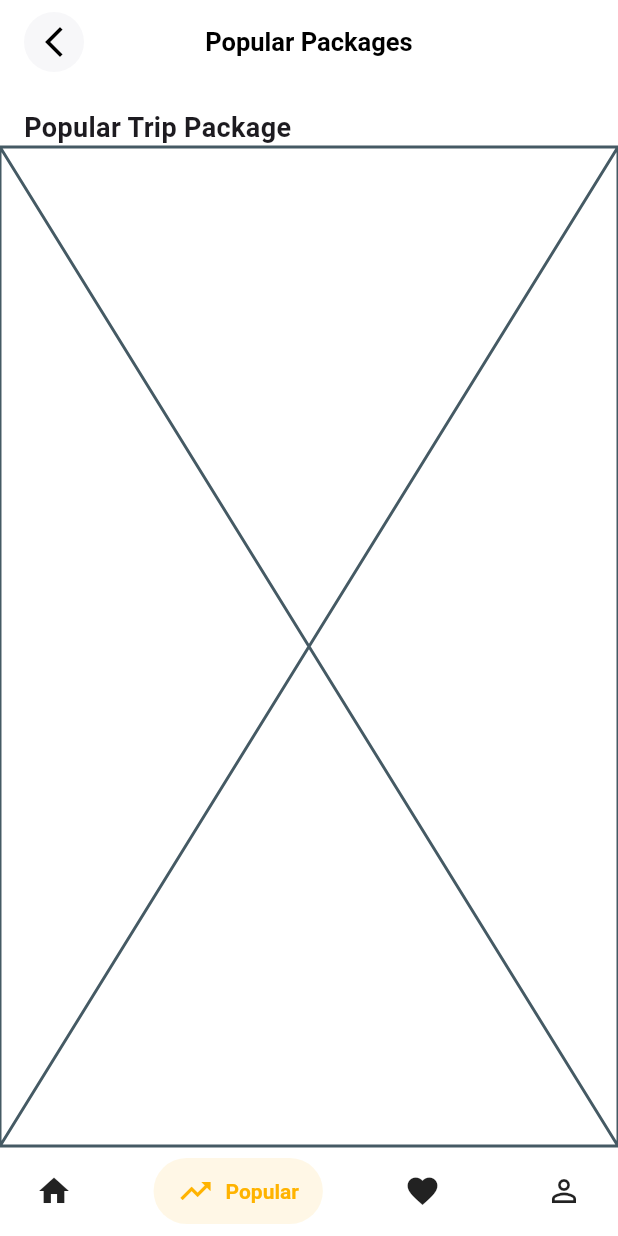
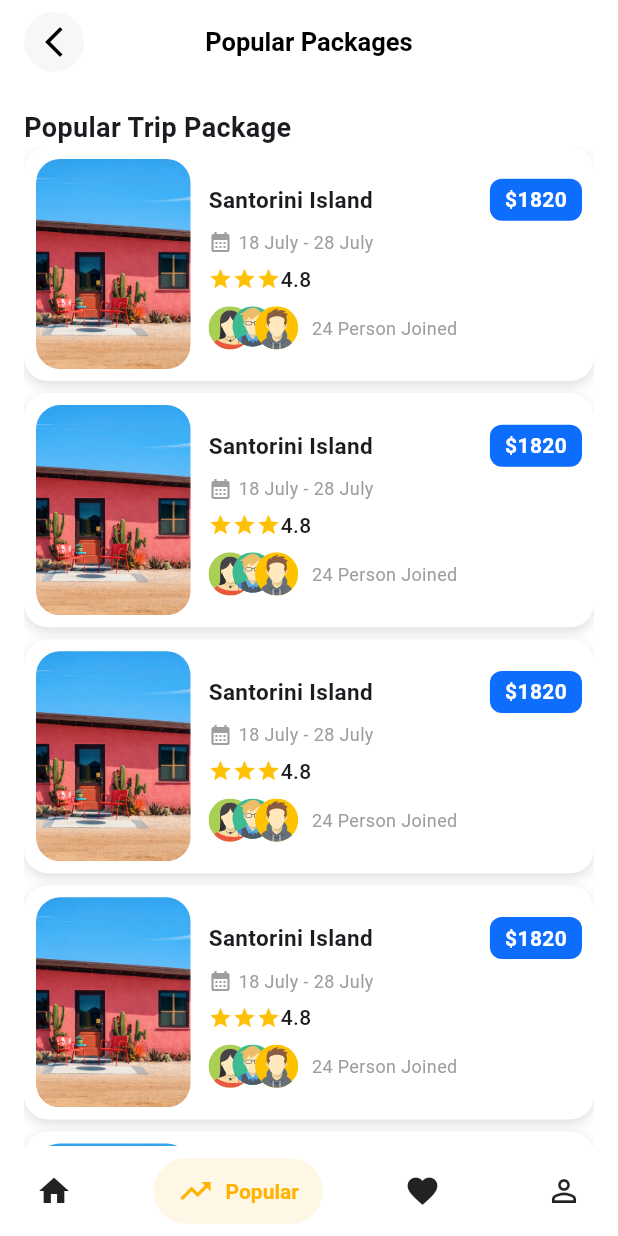
Before and after one commit to NadyAlwazah/flutter-task06-travel-app-beg, a Flutter app: the BottomBarLayout screen opened by its route, item 2 of the bottom bar chosen, on a phone screen of 412 x 824 dp. Run offline on Flutter 3.47's test engine with Material 3 defaults, Android fonts, the phone set to English and light mode, and no system bars; drawn by our look-alikes of salomon_bottom_bar; our stand-ins replace firebase_core, flutter_svg, go_router; accounts and stored records are empty.

Commit message:
feat(popular-packages): create PopularPackageCard, PopularPackagesList, and integrate them into PopularPackagesViewBody

```diff
--- a/lib/core/utils/assets.dart
+++ b/lib/core/utils/assets.dart
@@ -3,4 +3,7 @@ class AssetsData {
   static const facebookIcon = "assets/icons/facebook.png";
   static const instagramIcon = "assets/icons/instagram.png";
   static const twitterIcon = "assets/icons/twitter.png";
+  static const accountAvatarSvg1 = "assets/icons/account_avatar_1_svg.svg";
+  static const accountAvatarSvg2 = "assets/icons/account_avatar_2_svg.svg";
+  static const accountAvatarSvg3 = "assets/icons/account_avatar_3_svg.svg";
 }
--- /dev/null
+++ b/lib/features/popular_packages/presentation/views/widgets/popular_package_card.dart
@@ -0,0 +1,159 @@
+import 'package:flutter/material.dart';
+import 'package:flutter_svg/svg.dart';
+import 'package:flutter_task06_travel_app_beg/core/theme/app_colors.dart';
+import 'package:flutter_task06_travel_app_beg/core/utils/assets.dart';
+
+class PopularPackageCard extends StatelessWidget {
+  final String imagePath;
+  final String title;
+  final String dateRange;
+  final double rating;
+  final double price;
+  final int joinedCount;
+
+  const PopularPackageCard({
+    super.key,
+    required this.imagePath,
+    required this.title,
+    required this.dateRange,
+    required this.rating,
+    required this.price,
+    required this.joinedCount,
+  });
+
+  @override
+  Widget build(BuildContext context) {
+    final widthScreen = MediaQuery.of(context).size.width;
+
+    return Container(
+      width: widthScreen * 0.9,
+      padding: const EdgeInsets.all(8),
+      decoration: BoxDecoration(
+        color: Colors.white,
+        borderRadius: BorderRadius.circular(16),
+        boxShadow: const [
+          BoxShadow(color: Colors.black12, blurRadius: 6, offset: Offset(0, 3)),
+        ],
+      ),
+      child: Row(
+        children: [
+          // Image
+          ClipRRect(
+            borderRadius: BorderRadius.circular(16),
+            child: Image.asset(
+              imagePath,
+              height: widthScreen * 0.34,
+              width: widthScreen * 0.25,
+              fit: BoxFit.cover,
+            ),
+          ),
+          const SizedBox(width: 12),
+
+          // Details
+          Expanded(
+            child: Column(
+              crossAxisAlignment: CrossAxisAlignment.start,
+              children: [
+                // Title + Price
+                Row(
+                  mainAxisAlignment: MainAxisAlignment.spaceBetween,
+                  children: [
+                    Text(
+                      title,
+                      style: const TextStyle(
+                        fontWeight: FontWeight.w600,
+                        fontSize: 15,
+                      ),
+                    ),
+                    Container(
+                      padding: const EdgeInsets.symmetric(
+                        horizontal: 10,
+                        vertical: 4,
+                      ),
+                      decoration: BoxDecoration(
+                        color: AppColors.primary,
+                        borderRadius: BorderRadius.circular(8),
+                      ),
+                      child: Text(
+                        '\$${price.toInt()}',
+                        style: const TextStyle(
+                          color: Colors.white,
+                          fontWeight: FontWeight.w600,
+                        ),
+                      ),
+                    ),
+                  ],
+                ),
+
+                const SizedBox(height: 6),
+                Row(
+                  children: [
+                    const Icon(
+                      Icons.calendar_month,
+                      size: 16,
+                      color: Colors.grey,
+                    ),
+                    const SizedBox(width: 4),
+                    Text(
+                      dateRange,
+                      style: const TextStyle(color: Colors.grey, fontSize: 12),
+                    ),
+                  ],
+                ),
+
+                const SizedBox(height: 6),
+                Row(
+                  children: [
+                    const Icon(Icons.star, color: Colors.amber, size: 16),
+                    const Icon(Icons.star, color: Colors.amber, size: 16),
+                    const Icon(Icons.star, color: Colors.amber, size: 16),
+                    Text(
+                      rating.toString(),
+                      style: const TextStyle(fontWeight: FontWeight.w500),
+                    ),
+                  ],
+                ),
+                const SizedBox(height: 8),
+                Row(
+                  children: [
+                    Stack(
+                      clipBehavior: Clip.none,
+                      children: [
+                        SvgPicture.asset(
+                          AssetsData.accountAvatarSvg3,
+                          width: widthScreen * 0.07,
+                          height: widthScreen * 0.07,
+                        ),
+                        Positioned(
+                          left: 15,
+                          child: SvgPicture.asset(
+                            AssetsData.accountAvatarSvg2,
+                            width: widthScreen * 0.07,
+                            height: widthScreen * 0.07,
+                          ),
+                        ),
+                        Positioned(
+                          left: 31,
+                          child: SvgPicture.asset(
+                            AssetsData.accountAvatarSvg1,
+                            width: widthScreen * 0.07,
+                            height: widthScreen * 0.07,
+                          ),
+                        ),
+                      ],
+                    ),
+                    const SizedBox(width: 40),
+                    Text(
+                      '$joinedCount Person Joined',
+                      style: const TextStyle(color: Colors.grey, fontSize: 12),
+                    ),
+                  ],
+                ),
+              ],
+            ),
+          ),
+        ],
+      ),
+    );
+  }
+}
--- /dev/null
+++ b/lib/features/popular_packages/presentation/views/widgets/popular_packages_list.dart
@@ -0,0 +1,26 @@
+import 'package:flutter/material.dart';
+import 'package:flutter_task06_travel_app_beg/features/popular_packages/presentation/views/widgets/popular_package_card.dart';
+
+class PopularPackagesList extends StatelessWidget {
+  const PopularPackagesList({super.key});
+
+  @override
+  Widget build(BuildContext context) {
+    return ListView.separated(
+      separatorBuilder: (_, __) => const SizedBox(height: 8),
+      shrinkWrap: true,
+      physics: const NeverScrollableScrollPhysics(),
+      itemCount: 8,
+      itemBuilder: (context, index) {
+        return const PopularPackageCard(
+          imagePath: 'assets/images/Copilot_20260604_000453.png',
+          title: 'Santorini Island',
+          dateRange: '18 July - 28 July',
+          rating: 4.8,
+          price: 1820,
+          joinedCount: 24,
+        );
+      },
+    );
+  }
+}
--- a/lib/features/popular_packages/presentation/views/widgets/popular_packages_view_body.dart
+++ b/lib/features/popular_packages/presentation/views/widgets/popular_packages_view_body.dart
@@ -1,10 +1,16 @@
 import 'package:flutter/material.dart';
+import 'package:flutter_task06_travel_app_beg/features/popular_packages/presentation/views/widgets/popular_packages_list.dart';
 
 class PopularPackagesViewBody extends StatelessWidget {
   const PopularPackagesViewBody({super.key});
 
   @override
   Widget build(BuildContext context) {
-    return const Placeholder();
+    return const Padding(
+      padding: EdgeInsets.symmetric(horizontal: 16.0),
+      child: SingleChildScrollView(
+        child: Column(children: [PopularPackagesList(), SizedBox(height: 16)]),
+      ),
+    );
   }
 }
--- a/pubspec.yaml
+++ b/pubspec.yaml
@@ -37,6 +37,7 @@ dependencies:
   go_router: ^17.2.3
   firebase_core: ^4.10.0
   salomon_bottom_bar: ^3.3.2
+  flutter_svg: ^2.3.0
 
 dev_dependencies:
   flutter_test:
```
Also changed, not shown: assets/icons/account_avatar_1_svg.svg (added), assets/icons/account_avatar_2_svg.svg (added), assets/icons/account_avatar_3_svg.svg (added), pubspec.lock.
